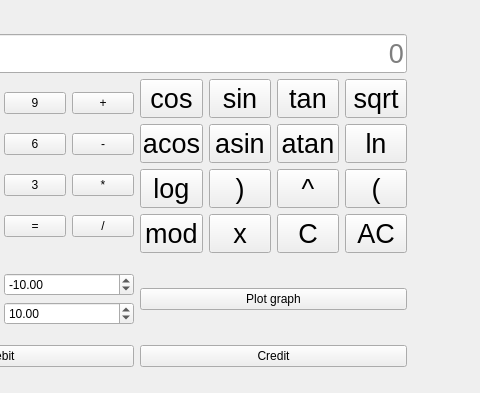
First picture: the form in src/view/calculator.ui, repository IPacificOcean/SmartCalculator_V2.0, before the edit; both pictures show x 143 to 623 and y 0 to 393 of the 1083 by 516 pixel window.
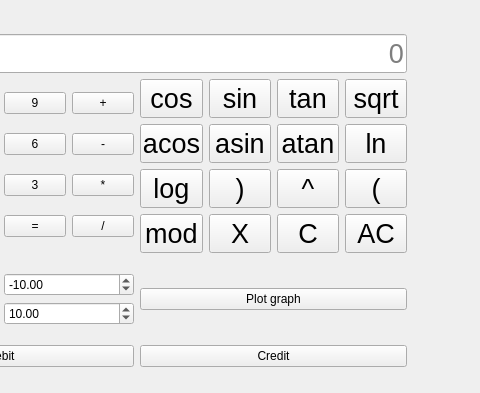
Second picture: the form after the edit. Custom widgets are drawn as their Qt base class.

```diff
--- a/src/view/calculator.ui
+++ b/src/view/calculator.ui
@@ -406,7 +406,7 @@
               </font>
              </property>
              <property name="text">
-              <string>x</string>
+              <string>X</string>
              </property>
             </widget>
            </item>
```
